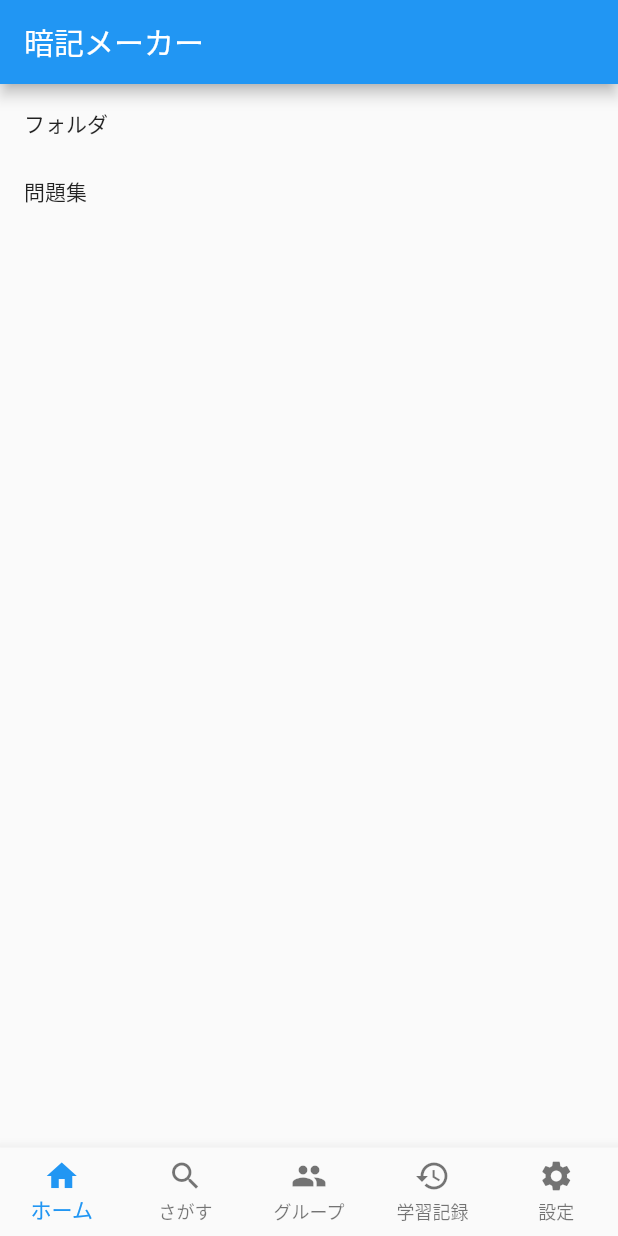
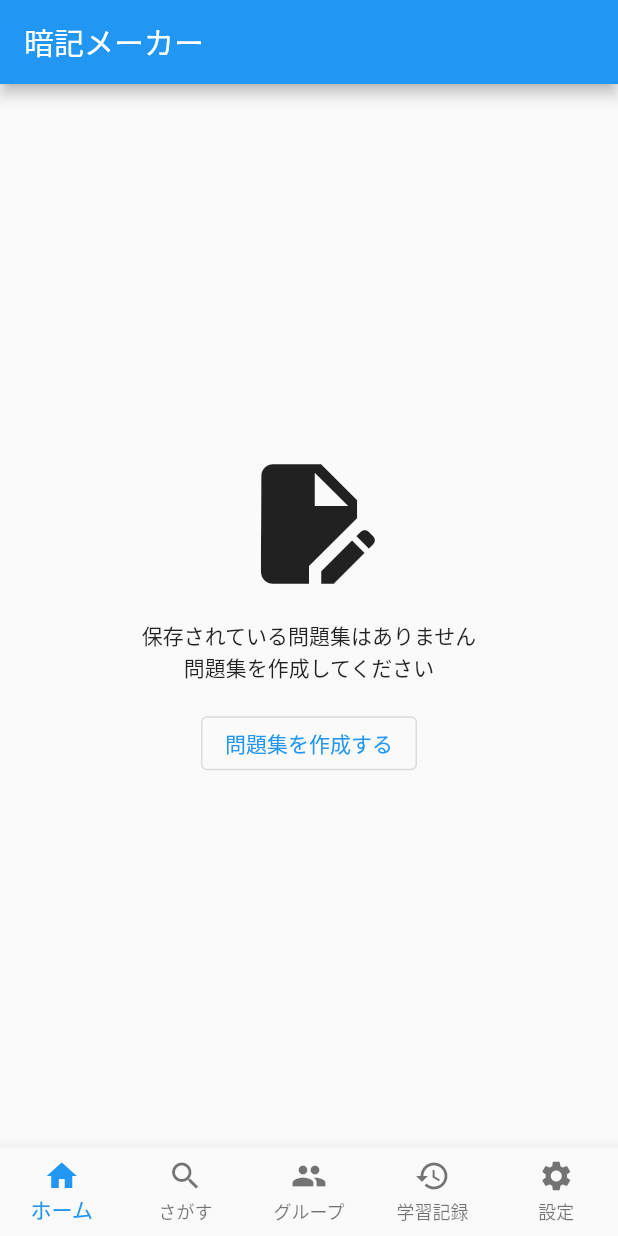
Before and after one commit to ymdkit/test_maker_native_app, a Flutter app: the screen it shows after launch, on a phone screen of 412 x 824 dp. Run offline on Flutter 3.47's test engine with Material 2 defaults, Android fonts, the phone set to English and light mode, and no system bars; our stand-ins replace auto_route, flutter_hooks, freezed_annotation, hooks_riverpod, realm, shimmer and 1 more; generated files the repository leaves out were written again; project files that could hold a hidden picture were left out.

Commit message:
問題集が存在しない場合のデザインを追加

```diff
--- a/lib/ui/page/folder/folder_details_page.dart
+++ b/lib/ui/page/folder/folder_details_page.dart
@@ -4,6 +4,8 @@ import 'package:hooks_riverpod/hooks_riverpod.dart';
 import 'package:test_maker_native_app/router/app_router.dart';
 import 'package:test_maker_native_app/state/folder_state.dart';
 import 'package:test_maker_native_app/ui/page/workbook/workbook_list_item.dart';
+import 'package:test_maker_native_app/ui/widget/app_empty_content.dart';
+import 'package:test_maker_native_app/ui/widget/app_snack_bar.dart';
 
 class FolderDetailsPage extends HookConsumerWidget {
   const FolderDetailsPage({super.key, required this.folderId});
@@ -18,7 +20,15 @@ class FolderDetailsPage extends HookConsumerWidget {
       appBar: AppBar(
         title: Text(folder.title),
       ),
-      body: ListView.builder(
+      body: folder.workbooks.isEmpty
+          ? AppEmptyContent.workbook(
+              // TODO(ymdkit): 問題集作成画面への遷移
+              onPressedFallbackButton: () => showAppSnackBar(
+                context,
+                '問題集を作成する',
+              ),
+            )
+          : ListView.builder(
               itemCount: folder.workbooks.length,
               itemBuilder: (context, index) => WorkbookListItem(
                 workbook: folder.workbooks[index],
--- a/lib/ui/page/home/home_page.dart
+++ b/lib/ui/page/home/home_page.dart
@@ -6,8 +6,10 @@ import 'package:test_maker_native_app/state/folders_state.dart';
 import 'package:test_maker_native_app/state/workbooks_state.dart';
 import 'package:test_maker_native_app/ui/page/folder/folder_list_item.dart';
 import 'package:test_maker_native_app/ui/page/workbook/workbook_list_item.dart';
+import 'package:test_maker_native_app/ui/widget/app_empty_content.dart';
 import 'package:test_maker_native_app/ui/widget/app_sliver_section.dart';
 import 'package:test_maker_native_app/ui/widget/app_sliver_space.dart';
+import 'package:test_maker_native_app/ui/widget/app_snack_bar.dart';
 
 class HomePage extends HookConsumerWidget {
   const HomePage({super.key});
@@ -21,7 +23,15 @@ class HomePage extends HookConsumerWidget {
       appBar: AppBar(
         title: const Text('暗記メーカー'),
       ),
-      body: CustomScrollView(
+      body: folders.isEmpty && workbooks.isEmpty
+          ? AppEmptyContent.workbook(
+              // TODO(ymdkit): 問題集作成画面への遷移
+              onPressedFallbackButton: () => showAppSnackBar(
+                context,
+                '問題集を作成する',
+              ),
+            )
+          : CustomScrollView(
               slivers: [
                 const AppSliverSpace(height: 16),
                 AppSliverSection(
--- /dev/null
+++ b/lib/ui/widget/app_empty_content.dart
@@ -0,0 +1,45 @@
+import 'package:flutter/material.dart';
+
+class AppEmptyContent extends StatelessWidget {
+  const AppEmptyContent({
+    super.key,
+    required this.icon,
+    required this.text,
+    required this.fallbackButtonText,
+    required this.onPressedFallbackButton,
+  });
+
+  final IconData icon;
+  final String text;
+  final String fallbackButtonText;
+  final VoidCallback onPressedFallbackButton;
+
+  const AppEmptyContent.workbook({
+    super.key,
+    required this.onPressedFallbackButton,
+  })  : icon = Icons.edit_document,
+        text = '保存されている問題集はありません\n問題集を作成してください',
+        fallbackButtonText = '問題集を作成する';
+
+  @override
+  Widget build(BuildContext context) {
+    return Center(
+      child: Column(
+        mainAxisAlignment: MainAxisAlignment.center,
+        children: [
+          Icon(icon, size: 96),
+          const SizedBox(height: 16),
+          Text(
+            text,
+            textAlign: TextAlign.center,
+          ),
+          const SizedBox(height: 16),
+          OutlinedButton(
+            onPressed: onPressedFallbackButton,
+            child: Text(fallbackButtonText),
+          )
+        ],
+      ),
+    );
+  }
+}
```
Lines whose indentation alone changed are shown as unchanged.
